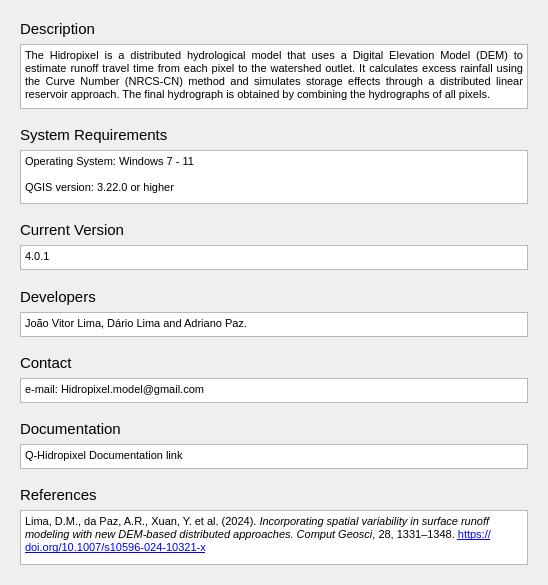
Old version of the form hidropixel_dialog_about.ui in the repository J1Vitor/HidroPixel_test.
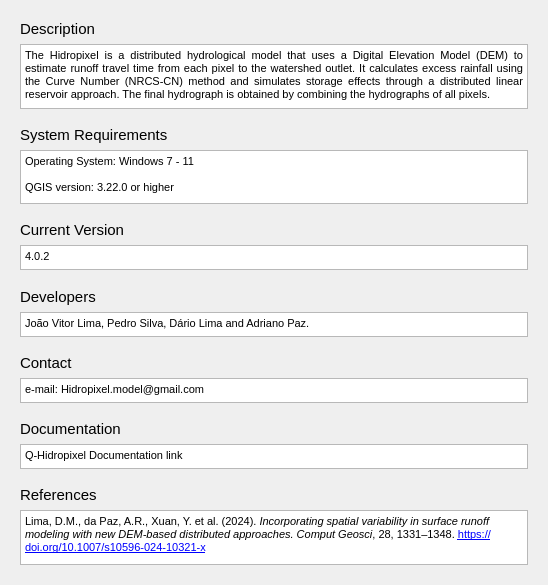
New version of the form.

Patch:
```diff
--- a/hidropixel_dialog_about.ui
+++ b/hidropixel_dialog_about.ui
@@ -274,7 +274,7 @@
 &lt;html&gt;&lt;head&gt;&lt;meta name=&quot;qrichtext&quot; content=&quot;1&quot; /&gt;&lt;style type=&quot;text/css&quot;&gt;
 p, li { white-space: pre-wrap; }
 &lt;/style&gt;&lt;/head&gt;&lt;body style=&quot; font-family:'MS Shell Dlg 2'; font-size:8.25pt; font-weight:400; font-style:normal;&quot;&gt;
-&lt;p style=&quot; margin-top:12px; margin-bottom:12px; margin-left:0px; margin-right:0px; -qt-block-indent:0; text-indent:0px;&quot;&gt;&lt;span style=&quot; font-size:8pt;&quot;&gt;João Vitor Lima, Dário Lima and Adriano Paz.&lt;/span&gt;&lt;/p&gt;&lt;/body&gt;&lt;/html&gt;</string>
+&lt;p style=&quot; margin-top:12px; margin-bottom:12px; margin-left:0px; margin-right:0px; -qt-block-indent:0; text-indent:0px;&quot;&gt;&lt;span style=&quot; font-size:8pt;&quot;&gt;João Vitor Lima, Pedro Silva, Dário Lima and Adriano Paz.&lt;/span&gt;&lt;/p&gt;&lt;/body&gt;&lt;/html&gt;</string>
           </property>
           <property name="acceptRichText">
            <bool>false</bool>
@@ -338,7 +338,7 @@
 &lt;html&gt;&lt;head&gt;&lt;meta name=&quot;qrichtext&quot; content=&quot;1&quot; /&gt;&lt;style type=&quot;text/css&quot;&gt;
 p, li { white-space: pre-wrap; }
 &lt;/style&gt;&lt;/head&gt;&lt;body style=&quot; font-family:'MS Shell Dlg 2'; font-size:8.25pt; font-weight:400; font-style:normal;&quot;&gt;
-&lt;p style=&quot; margin-top:0px; margin-bottom:0px; margin-left:0px; margin-right:0px; -qt-block-indent:0; text-indent:0px;&quot;&gt;&lt;span style=&quot; font-size:8pt;&quot;&gt;4.0.1&lt;/span&gt;&lt;/p&gt;&lt;/body&gt;&lt;/html&gt;</string>
+&lt;p style=&quot; margin-top:0px; margin-bottom:0px; margin-left:0px; margin-right:0px; -qt-block-indent:0; text-indent:0px;&quot;&gt;&lt;span style=&quot; font-size:8pt;&quot;&gt;4.0.2&lt;/span&gt;&lt;/p&gt;&lt;/body&gt;&lt;/html&gt;</string>
           </property>
           <property name="acceptRichText">
            <bool>false</bool>
```
